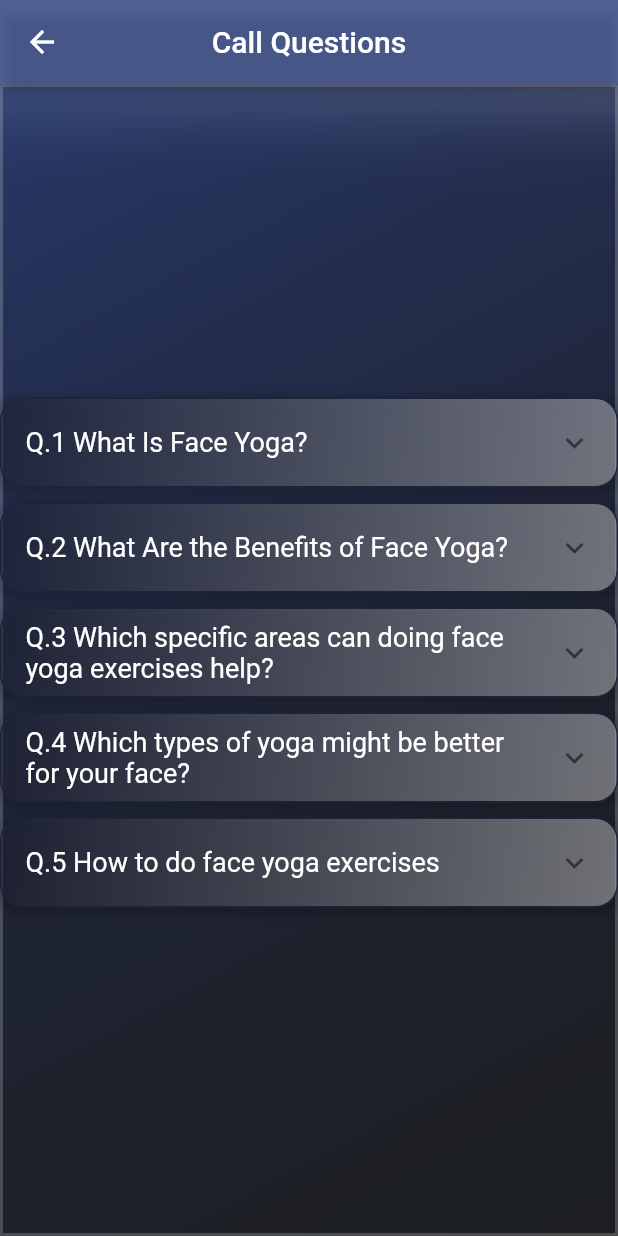
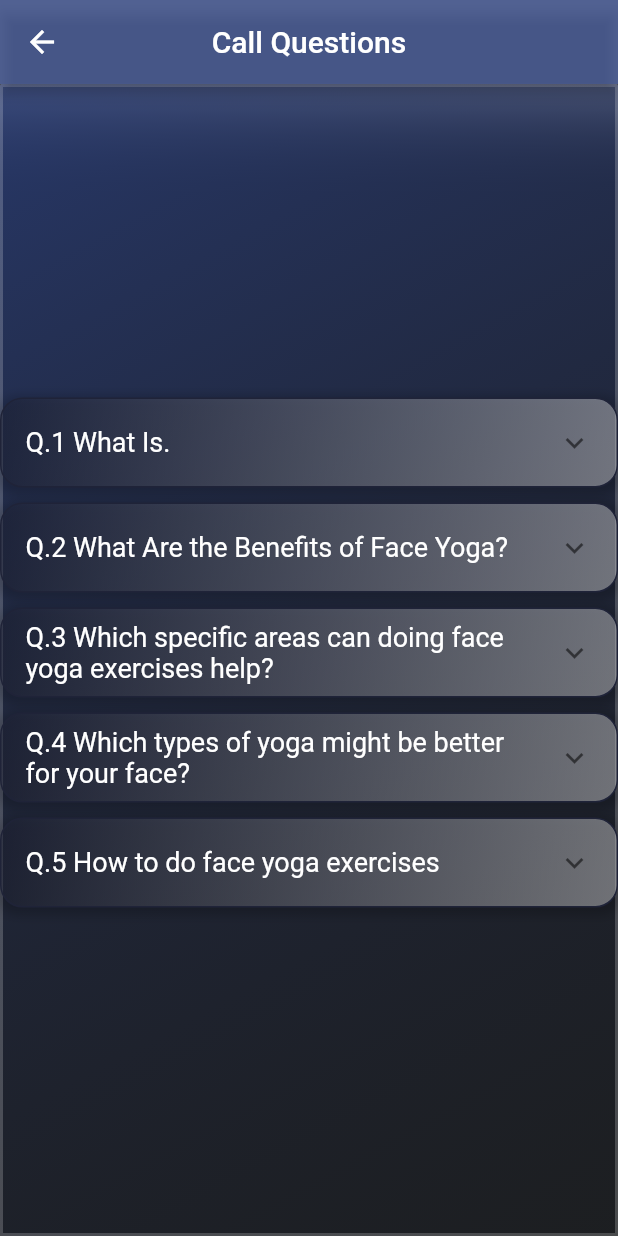
Before and after one commit to Devendra8/interview_prep, a Flutter app: the callScreen screen opened directly, on a phone screen of 412 x 824 dp. Run offline on Flutter 3.47's test engine with Material 2 defaults, Android fonts, the phone set to English and light mode, and no system bars; drawn by our look-alikes of glassmorphism.

Commit message:
trial (#1)

```diff
--- a/lib/Data/Call/call_center_sets.dart
+++ b/lib/Data/Call/call_center_sets.dart
@@ -4,7 +4,7 @@ import 'package:interview_prep/Model/question_model.dart';
 final callSets = [
   question(
     number: "Q.1",
-    title: "What Is Face Yoga?",
+    title: "What Is.",
     paragraph:
         "Face yoga is similar to yoga for the body in that it consists of exercises and stretches that target the muscles in the face.",
     color: Color(0xFFb5651d),
```
